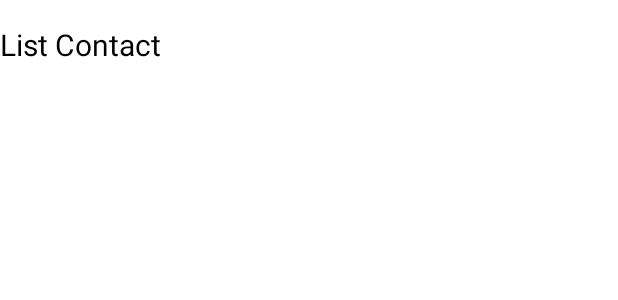
After one commit to Oktisetianing/Catat-Pengeluaran, an Android app: the layout activity_kontak.xml on its own in the app's theme, with its tools: preview values and no code run, on a phone screen of 412 x 824 dp. The commit adds this screen. Shown: the top 300 px of the screen. Run offline under Robolectric (Android 15) with nearby library versions, the phone set to English and light mode, and no system bars.

Commit message:
"kontak activity"

```diff
--- /dev/null
+++ b/app/src/main/res/layout/activity_kontak.xml
@@ -0,0 +1,27 @@
+<?xml version="1.0" encoding="utf-8"?>
+<LinearLayout xmlns:android="http://schemas.android.com/apk/res/android"
+    xmlns:app="http://schemas.android.com/apk/res-auto"
+    xmlns:tools="http://schemas.android.com/tools"
+    android:layout_width="match_parent"
+    android:layout_height="match_parent"
+    android:orientation="vertical"
+    tools:context=".KontakActivity">
+
+    <TextView
+        android:layout_width="match_parent"
+        android:layout_height="wrap_content"
+        android:text="List Contact"
+        android:layout_marginVertical="16dp"
+        android:textSize="20sp"
+        android:textColor="@color/black"/>
+
+    <androidx.recyclerview.widget.RecyclerView
+        android:layout_width="match_parent"
+        android:layout_height="wrap_content"
+        android:layout_marginStart="16dp"
+        android:layout_marginTop="20dp" />
+
+
+
+
+</LinearLayout>
```
Also changed, not shown: app/build.gradle (+8 -0 lines), app/src/main/AndroidManifest.xml (+10 -1 lines), app/src/main/java/com/example/catatpengeluaran/ContacModel.java (added, +50 -0 lines), app/src/main/java/com/example/catatpengeluaran/DataActivity.java (+13 -3 lines), app/src/main/java/com/example/catatpengeluaran/KontakActivity.java (added, +14 -0 lines), app/src/main/java/com/example/catatpengeluaran/MainActivity.java (+13 -6 lines).
